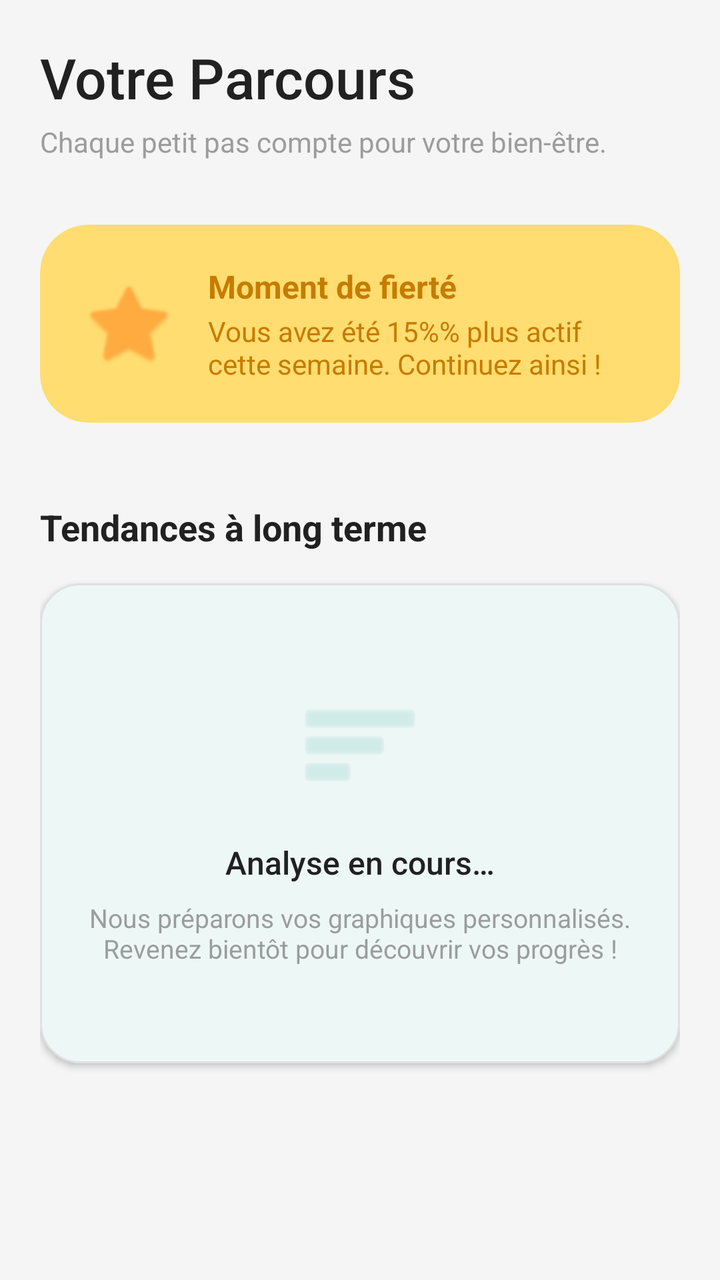
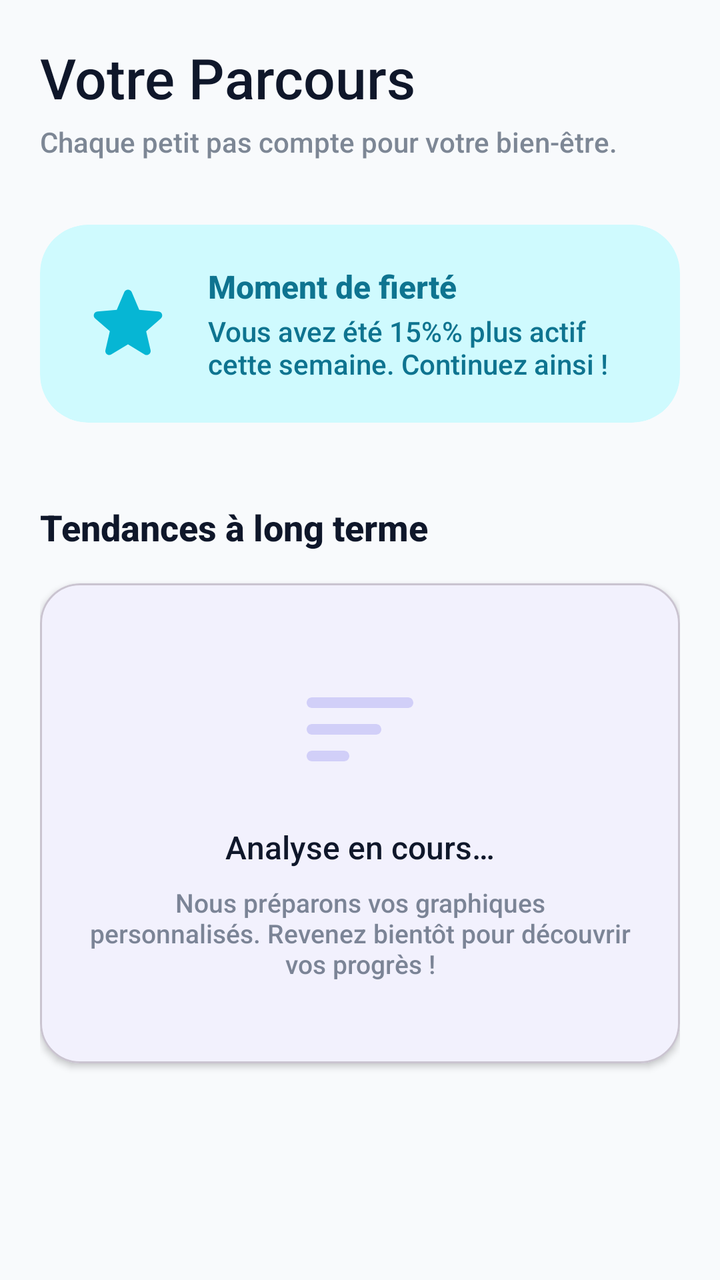

An Android layout rendered at two revisions. The XML below is the earlier revision; the diff shows what the commit changed to produce the second picture.
<!-- AndroidManifest.xml: application theme Theme.SmartLife -->
<!-- res/layout/fragment_reports.xml -->
<?xml version="1.0" encoding="utf-8"?>
<androidx.core.widget.NestedScrollView xmlns:android="http://schemas.android.com/apk/res/android"
    xmlns:app="http://schemas.android.com/apk/res-auto"
    android:layout_width="match_parent"
    android:layout_height="match_parent"
    android:background="?attr/android:windowBackground">

    <LinearLayout
        android:layout_width="match_parent"
        android:layout_height="wrap_content"
        android:orientation="vertical"
        android:padding="20dp">

        
        <TextView
            android:id="@+id/tvReportsTitle"
            android:layout_width="wrap_content"
            android:layout_height="wrap_content"
            android:text="@string/reports_title"
            android:textSize="28sp"
            android:fontFamily="sans-serif-medium"
            android:textColor="?attr/colorOnSurface" />

        <TextView
            android:layout_width="wrap_content"
            android:layout_height="wrap_content"
            android:layout_marginTop="4dp"
            android:text="@string/reports_subtitle"
            android:textSize="14sp"
            android:alpha="0.7"
            android:textColor="?attr/colorOnSurfaceVariant" />

        
        <com.google.android.material.card.MaterialCardView
            android:id="@+id/cvInsight"
            android:layout_width="match_parent"
            android:layout_height="wrap_content"
            android:layout_marginTop="32dp"
            app:cardCornerRadius="24dp"
            app:cardElevation="0dp"
            app:strokeWidth="0dp"
            app:cardBackgroundColor="?attr/colorSecondaryContainer">

            <LinearLayout
                android:layout_width="match_parent"
                android:layout_height="wrap_content"
                android:orientation="horizontal"
                android:padding="20dp"
                android:gravity="center_vertical">

                <ImageView
                    android:layout_width="48dp"
                    android:layout_height="48dp"
                    android:src="@android:drawable/btn_star_big_on"
                    android:contentDescription="@string/star_icon_desc"
                    app:tint="?attr/colorSecondary" />

                <LinearLayout
                    android:layout_width="0dp"
                    android:layout_height="wrap_content"
                    android:layout_weight="1"
                    android:layout_marginStart="16dp"
                    android:orientation="vertical">

                    <TextView
                        android:layout_width="wrap_content"
                        android:layout_height="wrap_content"
                        android:text="@string/moment_of_pride"
                        android:textSize="16sp"
                        android:textStyle="bold"
                        android:textColor="?attr/colorOnSecondaryContainer" />

                    <TextView
                        android:id="@+id/tvPrideMessage"
                        android:layout_width="wrap_content"
                        android:layout_height="wrap_content"
                        android:layout_marginTop="2dp"
                        android:text="@string/pride_message_active"
                        android:textSize="14sp"
                        android:textColor="?attr/colorOnSecondaryContainer" />
                </LinearLayout>
            </LinearLayout>
        </com.google.android.material.card.MaterialCardView>

        
        <TextView
            android:layout_width="wrap_content"
            android:layout_height="wrap_content"
            android:layout_marginTop="40dp"
            android:text="@string/long_term_trends"
            android:textSize="18sp"
            android:textStyle="bold"
            android:textColor="?attr/colorOnSurface" />

        <com.google.android.material.card.MaterialCardView
            android:layout_width="match_parent"
            android:layout_height="240dp"
            android:layout_marginTop="16dp"
            app:cardCornerRadius="20dp"
            app:cardElevation="2dp"
            app:strokeColor="?attr/colorOutlineVariant"
            app:strokeWidth="1dp"
            app:cardBackgroundColor="?attr/colorSurface">

            <LinearLayout
                android:layout_width="match_parent"
                android:layout_height="match_parent"
                android:gravity="center"
                android:orientation="vertical"
                android:padding="24dp">

                <ImageView
                    android:layout_width="64dp"
                    android:layout_height="64dp"
                    android:alpha="0.2"
                    android:src="@android:drawable/ic_menu_sort_by_size"
                    android:contentDescription="@string/trends_icon_desc"
                    app:tint="?attr/colorPrimary" />

                <TextView
                    android:layout_width="wrap_content"
                    android:layout_height="wrap_content"
                    android:layout_marginTop="16dp"
                    android:text="@string/analysis_in_progress"
                    android:textSize="16sp"
                    android:fontFamily="sans-serif-medium"
                    android:textColor="?attr/colorOnSurface" />

                <TextView
                    android:layout_width="wrap_content"
                    android:layout_height="wrap_content"
                    android:layout_marginTop="8dp"
                    android:text="@string/preparing_charts_message"
                    android:textSize="13sp"
                    android:alpha="0.7"
                    android:textAlignment="center"
                    android:textColor="?attr/colorOnSurfaceVariant" />
            </LinearLayout>
        </com.google.android.material.card.MaterialCardView>

        
        <View
            android:layout_width="match_parent"
            android:layout_height="80dp" />

    </LinearLayout>
</androidx.core.widget.NestedScrollView>
<!-- resources referenced by this layout -->
<resources>
  <string name="analysis_in_progress">Analyse en cours…</string>
  <string name="long_term_trends">Tendances à long terme</string>
  <string name="moment_of_pride">Moment de fierté</string>
  <string name="preparing_charts_message">Nous préparons vos graphiques personnalisés. Revenez bientôt pour découvrir vos progrès !</string>
  <string name="pride_message_active">Vous avez été 15%% plus actif cette semaine. Continuez ainsi !</string>
  <string name="reports_subtitle">Chaque petit pas compte pour votre bien-être.</string>
  <string name="reports_title">Votre Parcours</string>
  <string name="star_icon_desc">Étoile de réussite</string>
  <string name="trends_icon_desc">Icône de tendances</string>
  <style name="Base.Theme.SmartLife" parent="Theme.Material3.DayNight.NoActionBar">
          
          
          <item name="colorPrimary">@color/primary_color</item>
          <item name="colorOnPrimary">@color/white</item>
          <item name="colorPrimaryContainer">@color/primary_light</item>
          <item name="colorOnPrimaryContainer">@color/primary_dark</item>
  
          
          <item name="colorSecondary">@color/secondary_color</item>
          <item name="colorOnSecondary">@color/white</item>
          <item name="colorSecondaryContainer">@color/secondary_light</item>
          <item name="colorOnSecondaryContainer">@color/secondary_dark</item>
  
          
          <item name="android:windowBackground">@color/bg_light</item>
          <item name="colorSurface">@color/white</item>
          <item name="colorOnSurface">@color/text_main</item>
          <item name="colorSurfaceVariant">@color/outline_variant</item>
          <item name="colorOnSurfaceVariant">@color/text_secondary</item>
          <item name="colorOutlineVariant">@color/outline_variant</item>
  
          
          <item name="android:fontFamily">sans-serif</item>
          <item name="textAppearanceTitleLarge">@style/TextAppearance.SmartLife.TitleLarge</item>
          <item name="textAppearanceBodyMedium">@style/TextAppearance.SmartLife.BodyMedium</item>
      </style>
  <color name="primary_color">#009688</color>
  <color name="white">#FFFFFFFF</color>
  <color name="primary_light">#52c7b8</color>
  <color name="primary_dark">#00675b</color>
  <color name="secondary_color">#FFAB40</color>
  <color name="secondary_light">#ffdd71</color>
  <color name="secondary_dark">#c67c00</color>
  <color name="bg_light">#F5F5F5</color>
  <color name="text_main">#212121</color>
  <color name="outline_variant">#E0E0E0</color>
  <color name="text_secondary">#757575</color>
  <style name="TextAppearance.SmartLife.TitleLarge" parent="TextAppearance.Material3.TitleLarge">
          <item name="android:textStyle">bold</item>
          <item name="android:textColor">@color/text_main</item>
      </style>
  <style name="TextAppearance.SmartLife.BodyMedium" parent="TextAppearance.Material3.BodyMedium">
          <item name="android:textColor">@color/text_secondary</item>
      </style>
  <!-- unchanged entries left out for length: 1 -->
</resources>

<!-- the commit's change to res/layout/fragment_reports.xml (unified diff, before → after) -->
@@ -51,7 +51,7 @@
                 <ImageView
                     android:layout_width="48dp"
                     android:layout_height="48dp"
-                    android:src="@android:drawable/btn_star_big_on"
+                    android:src="@drawable/ic_round_star_24"
                     android:contentDescription="@string/star_icon_desc"
                     app:tint="?attr/colorSecondary" />
 
@@ -113,7 +113,7 @@
                     android:layout_width="64dp"
                     android:layout_height="64dp"
                     android:alpha="0.2"
-                    android:src="@android:drawable/ic_menu_sort_by_size"
+                    android:src="@drawable/ic_round_sort_24"
                     android:contentDescription="@string/trends_icon_desc"
                     app:tint="?attr/colorPrimary" />
 
<!-- resource entries referenced after the edit -->
@@ -1,5 +1,25 @@
 <!-- resources referenced by this layout -->
 <resources>
+  <!-- drawable ic_round_sort_24 (drawable) -->
+  <vector xmlns:android="http://schemas.android.com/apk/res/android"
+      android:width="24dp"
+      android:height="24dp"
+      android:viewportWidth="24"
+      android:viewportHeight="24">
+    <path
+        android:fillColor="@android:color/white"
+        android:pathData="M3,18h6c0.55,0 1,-0.45 1,-1s-0.45,-1 -1,-1H3c-0.55,0 -1,0.45 -1,1s0.45,1 1,1zM3,6c-0.55,0 -1,0.45 -1,1s0.45,1 1,1h18c0.55,0 1,-0.45 1,-1s-0.45,-1 -1,-1H3zm0,7h12c0.55,0 1,-0.45 1,-1s-0.45,-1 -1,-1H3c-0.55,0 -1,0.45 -1,1s0.45,1 1,1z"/>
+  </vector>
+  <!-- drawable ic_round_star_24 (drawable) -->
+  <vector xmlns:android="http://schemas.android.com/apk/res/android"
+      android:width="24dp"
+      android:height="24dp"
+      android:viewportWidth="24"
+      android:viewportHeight="24">
+    <path
+        android:fillColor="@android:color/white"
+        android:pathData="M12,17.27l4.15,2.51c0.76,0.46 1.69,-0.22 1.49,-1.08l-1.1,-4.72 3.67,-3.18c0.67,-0.58 0.31,-1.68 -0.57,-1.75l-4.83,-0.41 -1.89,-4.46c-0.34,-0.81 -1.5,-0.81 -1.84,0L9.19,8.63 4.36,9.04c-0.88,0.07 -1.24,1.17 -0.57,1.75l3.67,3.18 -1.1,4.72c-0.2,0.86 0.73,1.54 1.49,1.08l4.15,-2.5z"/>
+  </vector>
   <string name="analysis_in_progress">Analyse en cours…</string>
   <string name="long_term_trends">Tendances à long terme</string>
   <string name="moment_of_pride">Moment de fierté</string>
@@ -24,36 +44,37 @@
           <item name="colorOnSecondaryContainer">@color/secondary_dark</item>
   
           
-          <item name="android:windowBackground">@color/bg_light</item>
-          <item name="colorSurface">@color/white</item>
+          <item name="colorTertiary">@color/tertiary_color</item>
+          <item name="colorOnTertiary">@color/white</item>
+          <item name="colorTertiaryContainer">@color/tertiary_light</item>
+          <item name="colorOnTertiaryContainer">@color/tertiary_dark</item>
+  
+          
+          <item name="android:windowBackground">@color/background_light</item>
+          <item name="colorSurface">@color/surface_color</item>
           <item name="colorOnSurface">@color/text_main</item>
           <item name="colorSurfaceVariant">@color/outline_variant</item>
           <item name="colorOnSurfaceVariant">@color/text_secondary</item>
-          <item name="colorOutlineVariant">@color/outline_variant</item>
+          <item name="colorOutline">@color/outline_variant</item>
   
           
-          <item name="android:fontFamily">sans-serif</item>
-          <item name="textAppearanceTitleLarge">@style/TextAppearance.SmartLife.TitleLarge</item>
-          <item name="textAppearanceBodyMedium">@style/TextAppearance.SmartLife.BodyMedium</item>
+          <item name="android:fontFamily">sans-serif-medium</item>
       </style>
-  <color name="primary_color">#009688</color>
+  <color name="primary_color">#4F46E5</color>
   <color name="white">#FFFFFFFF</color>
-  <color name="primary_light">#52c7b8</color>
-  <color name="primary_dark">#00675b</color>
-  <color name="secondary_color">#FFAB40</color>
-  <color name="secondary_light">#ffdd71</color>
-  <color name="secondary_dark">#c67c00</color>
-  <color name="bg_light">#F5F5F5</color>
-  <color name="text_main">#212121</color>
-  <color name="outline_variant">#E0E0E0</color>
-  <color name="text_secondary">#757575</color>
-  <style name="TextAppearance.SmartLife.TitleLarge" parent="TextAppearance.Material3.TitleLarge">
-          <item name="android:textStyle">bold</item>
-          <item name="android:textColor">@color/text_main</item>
-      </style>
-  <style name="TextAppearance.SmartLife.BodyMedium" parent="TextAppearance.Material3.BodyMedium">
-          <item name="android:textColor">@color/text_secondary</item>
-      </style>
+  <color name="primary_light">#E0E7FF</color>
+  <color name="primary_dark">#3730A3</color>
+  <color name="secondary_color">#06B6D4</color>
+  <color name="secondary_light">#CFFAFE</color>
+  <color name="secondary_dark">#0E7490</color>
+  <color name="tertiary_color">#F59E0B</color>
+  <color name="tertiary_light">#FEF3C7</color>
+  <color name="tertiary_dark">#B45309</color>
+  <color name="background_light">#F8FAFC</color>
+  <color name="surface_color">#FFFFFF</color>
+  <color name="text_main">#0F172A</color>
+  <color name="outline_variant">#E2E8F0</color>
+  <color name="text_secondary">#475569</color>
   <!-- unchanged entries left out for length: 1 -->
 </resources>
 
